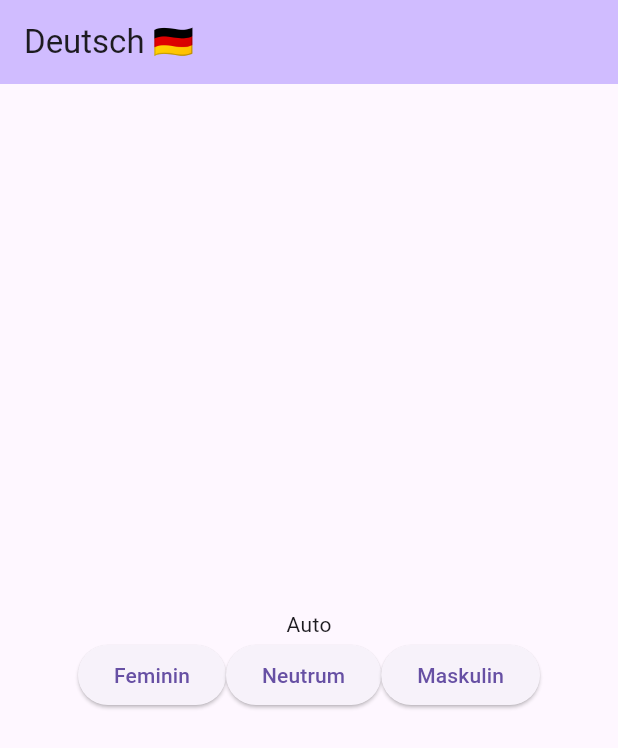
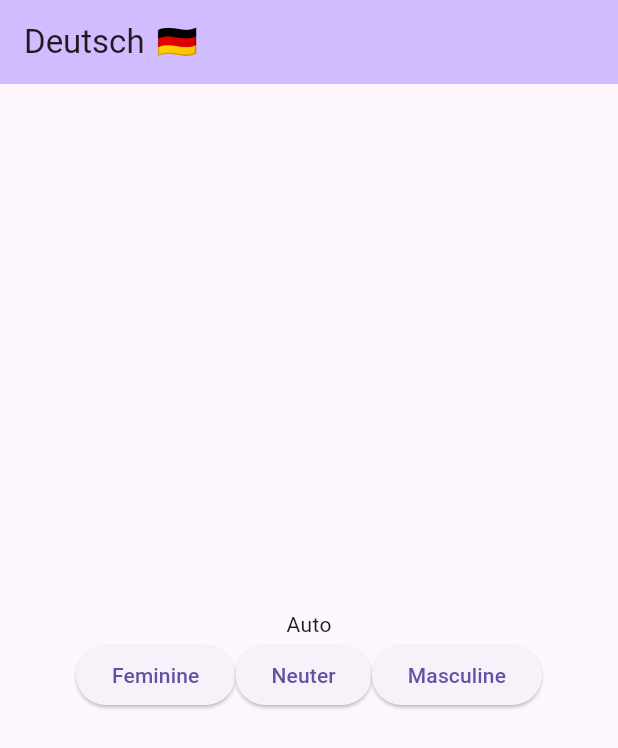
Before and after one commit to juandelgado/gendered-app, a Flutter app: the screen it shows after launch, on a phone screen of 412 x 824 dp. Shown: the top 748 px of the screen. Run offline on Flutter 3.47's test engine with Material 3 defaults, Android fonts, the phone set to English and light mode, and no system bars; our stand-ins replace bloc, equatable, flutter_bloc; generated files the repository leaves out were written again.

```diff
--- a/l10n.yaml
+++ b/l10n.yaml
@@ -1,4 +1,4 @@
 arb-dir: lib/l10n/arb
-template-arb-file: app_de.arb
+template-arb-file: app_en.arb
 output-localization-file: app_localizations.dart
 nullable-getter: false
--- a/lib/app/view/app.dart
+++ b/lib/app/view/app.dart
@@ -13,8 +13,6 @@ class App extends StatelessWidget {
     // NOTE (JD): optional cubit to enable testing
     final nounsCubit = context.read<NounsCubit?>();
 
-    // https://docs.flutter.dev/ui/accessibility-and-internationalization/internationalization#overriding-the-locale
-
     return MaterialApp(
       theme: ThemeData(
         appBarTheme: AppBarTheme(
@@ -28,21 +26,12 @@ class App extends StatelessWidget {
         create: (context) => LanguageCubit(),
         child: Builder(
           builder: (context) {
-            // NOTE we override the locale because regardless of the
-            // locale of the device, we want the interface
-            // set to the locale defined in the app
-            final appLocale = context.read<LanguageCubit>().state.locale;
-
-            return Localizations.override(
-              context: context,
-              locale: Locale(appLocale),
-              child: Builder(
-                builder: (context) {
-                  return NounsPage(
-                    cubit: nounsCubit,
-                  );
-                },
-              ),
+            return Builder(
+              builder: (context) {
+                return NounsPage(
+                  cubit: nounsCubit,
+                );
+              },
             );
           },
         ),
--- a/lib/model/language.dart
+++ b/lib/model/language.dart
@@ -1,27 +1,37 @@
+import 'dart:ui';
+
 import 'package:equatable/equatable.dart';
+import 'package:flutter/material.dart';
 import 'package:gendered/model/gender.dart';
 
 class Language with EquatableMixin {
   Language({
     required this.name,
     required this.locale,
+    required this.localeString,
+    required this.textDirection,
     required this.flag,
     required this.genders,
   });
 
   final String name;
-  final String locale;
+  final String localeString;
+  final Locale locale;
+  final TextDirection textDirection;
   final String flag;
   final List<Gender> genders;
 
   @override
-  List<Object> get props => [name, locale, flag, genders];
+  List<Object> get props =>
+      [name, localeString, locale, textDirection, flag, genders];
 }
 
 class German extends Language {
   German({
     super.name = 'Deutsch',
-    super.locale = 'de',
+    super.localeString = 'de',
+    super.locale = const Locale('de'),
+    super.textDirection = TextDirection.ltr,
     super.flag = '🇩🇪',
     super.genders = const [Gender.feminine, Gender.neuter, Gender.masculine],
   });
--- a/lib/nouns/view/nouns_page.dart
+++ b/lib/nouns/view/nouns_page.dart
@@ -1,4 +1,5 @@
 import 'package:flutter/material.dart';
+import 'package:flutter/semantics.dart';
 import 'package:flutter_bloc/flutter_bloc.dart';
 import 'package:gendered/app/cubit/language_cubit.dart';
 import 'package:gendered/extensions/string_extensions.dart';
@@ -6,6 +7,8 @@ import 'package:gendered/l10n/l10n.dart';
 import 'package:gendered/model/gender.dart';
 import 'package:gendered/model/noun.dart';
 import 'package:gendered/nouns/cubit/nouns_cubit.dart';
+import 'package:gendered/widgets/app_buttons.dart';
+import 'package:gendered/widgets/semantics/app_widget_semantics.dart';
 
 class NounsPage extends StatelessWidget {
   NounsPage({super.key, NounsCubit? cubit}) {
@@ -31,12 +34,21 @@ class NounsView extends StatelessWidget {
 
   @override
   Widget build(BuildContext context) {
-    // final l10n = context.l10n;
     final language = context.read<LanguageCubit>().state;
 
     return Scaffold(
       appBar: AppBar(
-        title: Text('${language.name} ${language.flag}'),
+        title: Row(
+          children: [
+            Text(language.name),
+            ExcludeSemantics(
+              child: Padding(
+                padding: const EdgeInsets.only(left: 8),
+                child: Text(language.flag),
+              ),
+            ),
+          ],
+        ),
       ),
       body: BlocBuilder<NounsCubit, NounsState>(
         builder: (context, state) {
@@ -107,12 +119,17 @@ class NounsViewIncorrect extends StatelessWidget {
     return Column(
       mainAxisSize: MainAxisSize.min,
       children: [
-        const Text('❌'),
+        AppWidgetSemantics(
+          value: l10n.incorrect_answer,
+          isLiveRegion: true,
+          child: const Text('❌'),
+        ),
         NounsViewLoaded(noun: noun, onGenderSelected: onGenderSelected),
-        ElevatedButton(
+        PrimaryButton(
           key: nextKey,
           onPressed: onNextNoun,
-          child: Text(l10n.next),
+          text: l10n.next,
+          hint: l10n.load_next_noun,
         ),
       ],
     );
@@ -126,10 +143,15 @@ class NounsViewCorrect extends StatelessWidget {
 
   @override
   Widget build(BuildContext context) {
+    final l10n = context.l10n;
     return Column(
       mainAxisSize: MainAxisSize.min,
       children: [
-        const Text('✅'),
+        AppWidgetSemantics(
+          value: l10n.correct_answer,
+          isLiveRegion: true,
+          child: const Text('✅'),
+        ),
         NounsViewLoaded(
           noun: noun,
         ),
@@ -156,17 +178,20 @@ class NounsViewLoaded extends StatelessWidget {
     return Column(
       mainAxisSize: MainAxisSize.min,
       children: [
-        Text(noun.name),
+        LocalisedNoun(
+          noun: noun,
+        ),
         Row(
           mainAxisSize: MainAxisSize.min,
           children: [
             for (final gender in language.genders)
-              ElevatedButton(
+              PrimaryButton(
                 key: Key('selectGender${gender.name.capitalize()}'),
                 onPressed: onGenderSelected == null
                     ? null
                     : () => onGenderSelected!(gender),
-                child: Text(l10n.getGender(gender)),
+                text: l10n.getGender(gender),
+                hint: l10n.set_as_gender(l10n.getGender(gender)),
               ),
           ],
         ),
@@ -198,12 +223,45 @@ class NounsViewLoadingError extends StatelessWidget {
       mainAxisSize: MainAxisSize.min,
       children: [
         Text(l10n.something_went_wrong),
-        ElevatedButton(
+        PrimaryButton(
           key: tryAgainKey,
           onPressed: onTryAgain,
-          child: Text(l10n.try_again),
+          text: l10n.try_again,
+          hint: l10n.try_again,
         ),
       ],
     );
   }
 }
+
+class LocalisedNoun extends StatelessWidget {
+  const LocalisedNoun({required this.noun, super.key});
+
+  final Noun noun;
+
+  @override
+  Widget build(BuildContext context) {
+    final l10n = context.l10n;
+    final language = context.read<LanguageCubit>().state;
+    final completeValue = l10n.reader_the_word_is(noun.name);
+
+    return Semantics(
+      textDirection: language.textDirection,
+      attributedValue: AttributedString(
+        completeValue,
+        attributes: [
+          LocaleStringAttribute(
+            range: TextRange(
+              start: completeValue.length - noun.name.length,
+              end: completeValue.length,
+            ),
+            locale: language.locale,
+          ),
+        ],
+      ),
+      child: ExcludeSemantics(
+        child: Text(noun.name),
+      ),
+    );
+  }
+}
--- /dev/null
+++ b/lib/widgets/app_buttons.dart
@@ -0,0 +1,23 @@
+import 'package:flutter/material.dart';
+import 'package:gendered/widgets/semantics/app_button_semantics.dart';
+
+class PrimaryButton extends StatelessWidget {
+  const PrimaryButton({
+    required this.hint,
+    required this.text,
+    this.onPressed,
+    super.key,
+  });
+
+  final String hint;
+  final String text;
+  final VoidCallback? onPressed;
+
+  @override
+  Widget build(BuildContext context) {
+    return AppButtonSemantics(
+      hint: hint,
+      child: ElevatedButton(onPressed: onPressed, child: Text(text)),
+    );
+  }
+}
--- /dev/null
+++ b/lib/widgets/semantics/app_button_semantics.dart
@@ -0,0 +1,23 @@
+import 'package:flutter/material.dart';
+
+class AppButtonSemantics extends StatelessWidget {
+  const AppButtonSemantics({
+    required this.child,
+    required this.hint,
+    super.key,
+  });
+
+  final Widget child;
+  final String hint;
+
+  @override
+  Widget build(BuildContext context) {
+    return Semantics(
+      button: true,
+      hint: hint,
+      child: ExcludeSemantics(
+        child: child,
+      ),
+    );
+  }
+}
```
Also changed, not shown: lib/l10n/arb/app_de.arb (+5 -8 lines), lib/l10n/arb/app_en.arb (added, +37 -0 lines), lib/widgets/semantics/app_localised_text_semantics.dart (added, +34 -0 lines), lib/widgets/semantics/app_widget_semantics.dart (added, +28 -0 lines), 3 other files.
